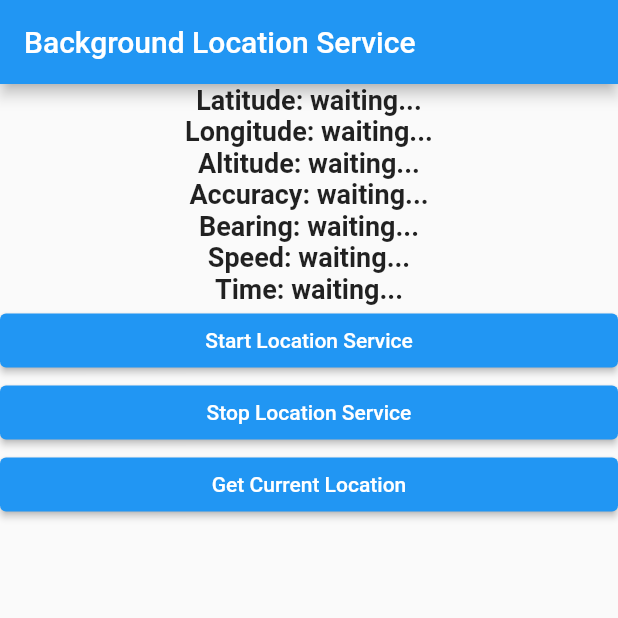
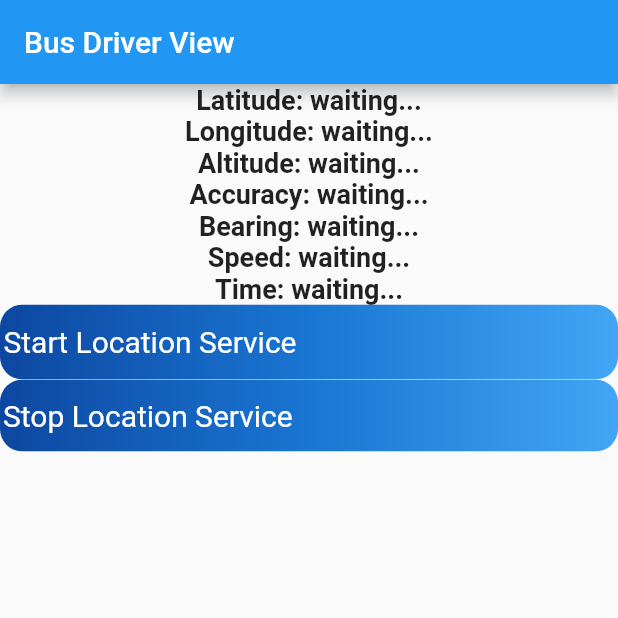
Before and after one commit to geoBusV1/geoBusApp, a Flutter app: the screen it shows after launch, after a tap on "Login as a bus driver", on a phone screen of 412 x 824 dp, the top half of it. Run offline on Flutter 3.47's test engine with Material 2 defaults, Android fonts, the phone set to English and light mode, and no system bars; missing offline and left inert: background_location.

Commit message:
improved on routing

```diff
--- a/lib/busLocationBusDriverView.dart
+++ b/lib/busLocationBusDriverView.dart
@@ -8,7 +8,8 @@ import 'package:http/http.dart' as http;
 
 class BusLocationBusDriverView extends StatefulWidget {
   @override
-  _BusLocationBusDriverViewState createState() => _BusLocationBusDriverViewState();
+  _BusLocationBusDriverViewState createState() =>
+      _BusLocationBusDriverViewState();
 }
 
 class _BusLocationBusDriverViewState extends State<BusLocationBusDriverView> {
@@ -35,7 +36,7 @@ class _BusLocationBusDriverViewState extends State<BusLocationBusDriverView> {
     return MaterialApp(
       home: Scaffold(
         appBar: AppBar(
-          title: const Text('Background Location Service'),
+          title: const Text('Bus Driver View'),
         ),
         body: Center(
           child: ListView(
@@ -47,7 +48,32 @@ class _BusLocationBusDriverViewState extends State<BusLocationBusDriverView> {
               locationData('Bearing: ' + bearing),
               locationData('Speed: ' + speed),
               locationData('Time: ' + time),
-              ElevatedButton(
+              ClipRRect(
+                borderRadius: BorderRadius.circular(15),
+                child: Stack(
+                  children: <Widget>[
+                    Positioned.fill(
+                      child: Container(
+                        decoration: const BoxDecoration(
+                          gradient: LinearGradient(
+                            colors: <Color>[
+                              Color(0xFF0D47A1),
+                              Color(0xFF1976D2),
+                              Color(0xFF42A5F5),
+                            ],
+                          ),
+                        ),
+                      ),
+                    ),
+                    SizedBox(
+                      height: 50,
+                      width: 200,
+                      child: TextButton(
+                      style: TextButton.styleFrom(
+                        padding: const EdgeInsets.all(2.0),
+                        primary: Colors.white,
+                        textStyle: const TextStyle(fontSize: 20),
+                      ),
                       onPressed: () async {
                         await BackgroundLocation.setAndroidNotification(
                           title: 'Background service is running',
@@ -70,7 +96,8 @@ class _BusLocationBusDriverViewState extends State<BusLocationBusDriverView> {
                                 .toString();
                           });
 
-                      fetchAlbum("?latitude=$latitude&longitude=$longitude");
+                          fetchAlbum(
+                              "?latitude=$latitude&longitude=$longitude");
 
                           /*print('''\n
                         Latitude:  $latitude
@@ -83,17 +110,42 @@ class _BusLocationBusDriverViewState extends State<BusLocationBusDriverView> {
                       ''');*/
                         });
                       },
-                  child: Text('Start Location Service')),
-              ElevatedButton(
+                      child: const Text('Start Location Service'),
+                    ),)
+                  ],
+                ),
+              ),
+              ClipRRect(
+                borderRadius: BorderRadius.circular(15),
+                child: Stack(
+                  children: <Widget>[
+                    Positioned.fill(
+                      child: Container(
+                        decoration: const BoxDecoration(
+                          gradient: LinearGradient(
+                            colors: <Color>[
+                              Color(0xFF0D47A1),
+                              Color(0xFF1976D2),
+                              Color(0xFF42A5F5),
+                            ],
+                          ),
+                        ),
+                      ),
+                    ),
+                    TextButton(
+                      style: TextButton.styleFrom(
+                        padding: const EdgeInsets.all(2.0),
+                        primary: Colors.white,
+                        textStyle: const TextStyle(fontSize: 20),
+                      ),
                       onPressed: () {
                         BackgroundLocation.stopLocationService();
                       },
-                  child: Text('Stop Location Service')),
-              ElevatedButton(
-                  onPressed: () {
-                    getCurrentLocation();
-                  },
-                  child: Text('Get Current Location')),
+                      child: const Text('Stop Location Service'),
+                    ),
+                  ],
+                ),
+              ),
             ],
           ),
         ),
--- /dev/null
+++ b/lib/loginPage.dart
@@ -0,0 +1,84 @@
+import 'package:flutter/material.dart';
+import 'package:flutter/widgets.dart';
+
+class LoginPage extends StatelessWidget {
+  const LoginPage({Key? key}) : super(key: key);
+  static const String _title = 'Geo Bus';
+
+  @override
+  Widget build(BuildContext context) {
+    return Scaffold(
+      appBar: AppBar(title: const Text(_title)),
+      body: Center(
+        child: Column(
+          mainAxisSize: MainAxisSize.min,
+          children: <Widget>[
+            ClipRRect(
+              borderRadius: BorderRadius.circular(15),
+              child: Stack(
+                children: <Widget>[
+                  Positioned.fill(
+                    child: Container(
+                      decoration: const BoxDecoration(
+                        gradient: LinearGradient(
+                          colors: <Color>[
+                            Color(0xFF0D47A1),
+                            Color(0xFF1976D2),
+                            Color(0xFF42A5F5),
+                          ],
+                        ),
+                      ),
+                    ),
+                  ),
+                  TextButton(
+                    style: TextButton.styleFrom(
+                      padding: const EdgeInsets.all(16.0),
+                      primary: Colors.white,
+                      textStyle: const TextStyle(fontSize: 20),
+                    ),
+                    onPressed: () {
+                      Navigator.of(context).pushNamed('/BusLocationBusDriverView');
+                    },
+                    child: const Text('Login as a bus driver'),
+                  ),
+                ],
+              ),
+            ),
+            const SizedBox(height: 30),
+            ClipRRect(
+              borderRadius: BorderRadius.circular(15),
+              child: Stack(
+                children: <Widget>[
+                  Positioned.fill(
+                    child: Container(
+                      decoration: const BoxDecoration(
+                        gradient: LinearGradient(
+                          colors: <Color>[
+                            Color(0xFF0D47A1),
+                            Color(0xFF1976D2),
+                            Color(0xFF42A5F5),
+                          ],
+                        ),
+                      ),
+                    ),
+                  ),
+                  TextButton(
+                    style: TextButton.styleFrom(
+                      padding: const EdgeInsets.all(16.0),
+                      primary: Colors.white,
+                      textStyle: const TextStyle(fontSize: 20),
+                    ),
+                    onPressed: () {
+                      Navigator.of(context).pushNamed('/BusLocationStudentView');
+                    },
+                    child: const Text('Login as a student'),
+                  ),
+                ],
+              ),
+            ),
+          ],
+        ),
+      ),
+    );
+  }
+}
--- a/lib/main.dart
+++ b/lib/main.dart
@@ -1,105 +1,20 @@
+import 'package:bgloc/routeGenerator.dart';
 import 'package:flutter/material.dart';
 import 'package:flutter/widgets.dart';
 import 'busLocationStudentView.dart';
 import 'busLocationBusDriverView.dart';
+import 'loginPage.dart';
 
 void main() => runApp(const MyApp());
 
 class MyApp extends StatelessWidget {
   const MyApp({Key? key}) : super(key: key);
 
-  static const String _title = 'Geo Bus';
-
   @override
   Widget build(BuildContext context) {
     return MaterialApp(
-      title: _title,
-      home: Scaffold(
-        appBar: AppBar(title: const Text(_title)),
-        body: const LoginPage(),
-      ),
-      routes: <String, WidgetBuilder>{
-        '/LoginAsBusDriver': (context) => BusLocationBusDriverView(),
-        '/LoginAsStudent': (context) => BusLocationStudentView(),
-      },
+      initialRoute: '/',
+      onGenerateRoute: RouteGenerator.generateRoute,
     );
   }
 }
-
-class LoginPage extends StatelessWidget {
-  const LoginPage({Key? key}) : super(key: key);
-
-  @override
-  Widget build(BuildContext context) {
-    return Center(
-      child: Column(
-        mainAxisSize: MainAxisSize.min,
-        children: <Widget>[
-          ClipRRect(
-            borderRadius: BorderRadius.circular(15),
-            child: Stack(
-              children: <Widget>[
-                Positioned.fill(
-                  child: Container(
-                    decoration: const BoxDecoration(
-                      gradient: LinearGradient(
-                        colors: <Color>[
-                          Color(0xFF0D47A1),
-                          Color(0xFF1976D2),
-                          Color(0xFF42A5F5),
-                        ],
-                      ),
-                    ),
-                  ),
-                ),
-                TextButton(
-                  style: TextButton.styleFrom(
-                    padding: const EdgeInsets.all(16.0),
-                    primary: Colors.white,
-                    textStyle: const TextStyle(fontSize: 20),
-                  ),
-                  onPressed: () {
-                    Navigator.pushNamed(context, '/LoginAsBusDriver');
-                  },
-                  child: const Text('Login as a bus driver'),
-                ),
-              ],
-            ),
-          ),
-          const SizedBox(height: 30),
-          ClipRRect(
-            borderRadius: BorderRadius.circular(15),
-            child: Stack(
-              children: <Widget>[
-                Positioned.fill(
-                  child: Container(
-                    decoration: const BoxDecoration(
-                      gradient: LinearGradient(
-                        colors: <Color>[
-                          Color(0xFF0D47A1),
-                          Color(0xFF1976D2),
-                          Color(0xFF42A5F5),
-                        ],
-                      ),
-                    ),
-                  ),
-                ),
-                TextButton(
-                  style: TextButton.styleFrom(
-                    padding: const EdgeInsets.all(16.0),
-                    primary: Colors.white,
-                    textStyle: const TextStyle(fontSize: 20),
-                  ),
-                  onPressed: () {
-                    Navigator.pushNamed(context, '/LoginAsStudent');
-                  },
-                  child: const Text('Login as a student'),
-                ),
-              ],
-            ),
-          ),
-        ],
-      ),
-    );
-  }
-}
--- /dev/null
+++ b/lib/routeGenerator.dart
@@ -0,0 +1,32 @@
+import 'package:flutter/material.dart';
+import 'busLocationStudentView.dart';
+import 'busLocationBusDriverView.dart';
+import 'loginPage.dart';
+import 'main.dart';
+
+class RouteGenerator {
+  static Route<dynamic> generateRoute(RouteSettings settings) {
+    final args = settings.arguments;
+    switch (settings.name) {
+      case '/':
+        return MaterialPageRoute(builder: (_) => LoginPage());
+      case '/BusLocationBusDriverView':
+        return MaterialPageRoute(builder: (_) => BusLocationBusDriverView());
+      case '/BusLocationStudentView':
+        return MaterialPageRoute(builder: (_) => BusLocationStudentView());
+      default:
+        return errorRoute();
+    }
+  }
+
+  static Route<dynamic> errorRoute() {
+    return MaterialPageRoute(builder: (_) {
+      return Scaffold(
+        appBar: AppBar(
+          title: Text('Error'),
+        ),
+        body: Center(child: Text('ERROR!'),),
+      );
+    });
+  }
+}
```
Lines whose indentation alone changed are shown as unchanged.
